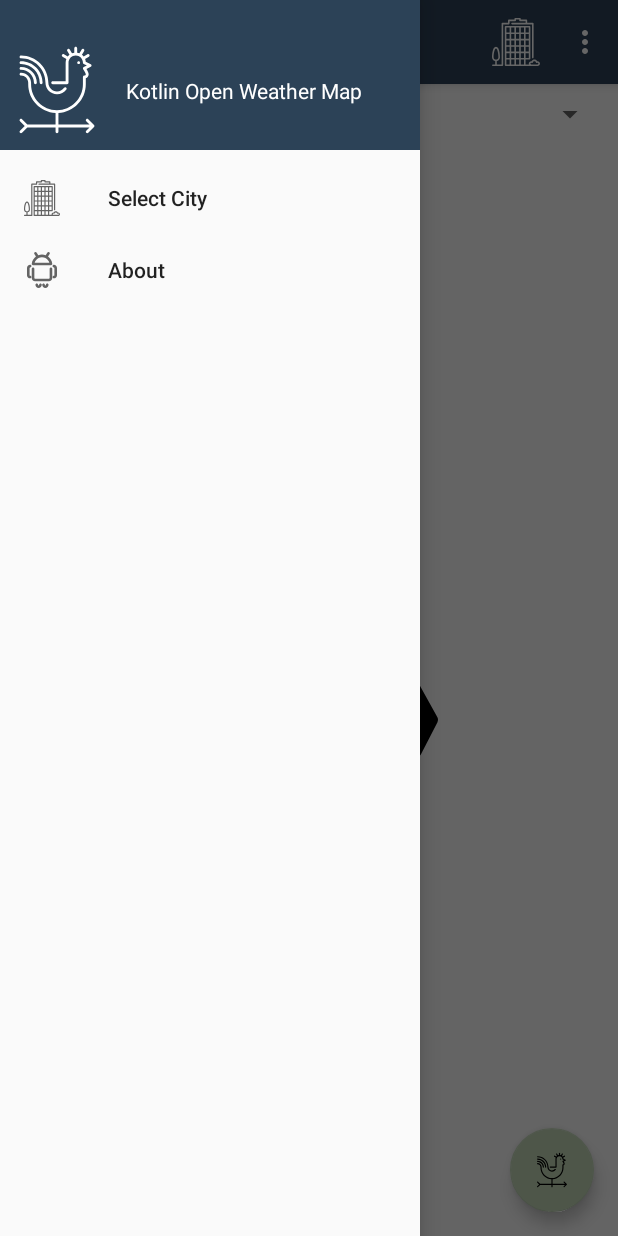
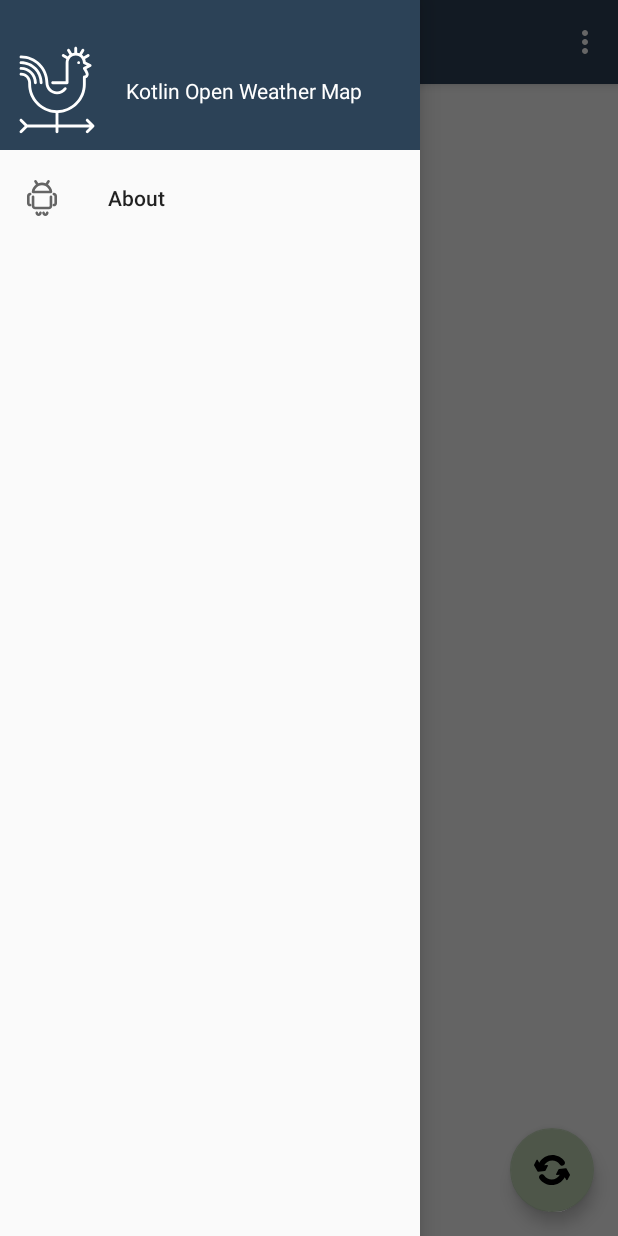
Before and after one commit to bronydell/kotlin-open-weather-map, an Android app: the screen it shows after launch (MainActivity), with the side drawer open, on a phone screen of 412 x 824 dp. Run offline under Robolectric (Android 15) with nearby library versions, the phone set to English and light mode, and no system bars; libraries missing offline, so code that uses them is left out: com.jakewharton.retrofit2, com.xwray.groupie; 4 statements that could not run were skipped.

Commit message:
Update API version, save last data and add city search

```diff
--- a/app/build.gradle
+++ b/app/build.gradle
@@ -5,11 +5,12 @@ apply plugin: 'kotlin-android'
 apply plugin: 'kotlin-android-extensions'
 
 android {
-    compileSdkVersion 29
+    buildToolsVersion "30.0.3"
+    compileSdkVersion 30
     defaultConfig {
         applicationId "com.danielvilha.kotlinopenweathermap"
         minSdkVersion 26
-        targetSdkVersion 29
+        targetSdkVersion 30
         versionCode 1
         versionName "1.0"
         testInstrumentationRunner "androidx.test.runner.AndroidJUnitRunner"
--- /dev/null
+++ b/app/src/main/java/com/danielvilha/kotlinopenweathermap/service/SaveService.kt
@@ -0,0 +1,46 @@
+package com.danielvilha.kotlinopenweathermap.service
+
+import android.app.Activity
+import android.content.Context
+import com.danielvilha.kotlinopenweathermap.objects.OpenWeather
+import com.google.gson.Gson
+import com.google.gson.JsonObject
+
+
+const val CITY_KEY = "saved_city"
+const val CITY_DATA_KEY = "saved_city_data"
+
+class SaveService {
+    fun getSavedCity(activity: Activity?, defaultValue: String): String? {
+        val sharedPref = activity?.getPreferences(Context.MODE_PRIVATE) ?: return defaultValue
+        return sharedPref.getString(CITY_KEY, defaultValue)
+    }
+
+    fun saveCity(activity: Activity?, cityValue: String): Boolean {
+        val sharedPref = activity?.getPreferences(Context.MODE_PRIVATE) ?: return false
+        with (sharedPref.edit()) {
+            putString(CITY_KEY, cityValue)
+            apply()
+            return true
+        }
+    }
+
+    fun getSavedCityData(activity: Activity?): OpenWeather? {
+        val sharedPref = activity?.getPreferences(Context.MODE_PRIVATE) ?: return null
+        val data = sharedPref.getString(CITY_DATA_KEY, null)
+        if (data != null) {
+            return Gson().fromJson(data, OpenWeather::class.java)
+        }
+
+        return null
+    }
+
+    fun saveCityData(activity: Activity?, data: OpenWeather): Boolean {
+        val sharedPref = activity?.getPreferences(Context.MODE_PRIVATE) ?: return false
+        with (sharedPref.edit()) {
+            putString(CITY_DATA_KEY, Gson().toJson(data))
+            apply()
+            return true
+        }
+    }
+}
--- a/app/src/main/java/com/danielvilha/kotlinopenweathermap/service/Service.kt
+++ b/app/src/main/java/com/danielvilha/kotlinopenweathermap/service/Service.kt
@@ -4,12 +4,15 @@ import com.danielvilha.kotlinopenweathermap.objects.OpenWeather
 import kotlinx.coroutines.Deferred
 import retrofit2.Response
 import retrofit2.http.GET
+import retrofit2.http.Path
+import retrofit2.http.Query
 
 /**
  * Created by danielvilha on 2019-08-19
  */
 interface Service {
 
-    @GET("forecast?q=Dublin,IE&APPID=1af9031b36210770055780c9e6c073f7")
-    fun getWeather(): Deferred<Response<OpenWeather>>
+    // TODO: Might be a good idea to separate APPID from the request
+    @GET("forecast?APPID=1af9031b36210770055780c9e6c073f7")
+    fun getWeather(@Query("q") cityName: String): Deferred<Response<OpenWeather>>
 }
--- a/app/src/main/res/layout/fragment_weather.xml
+++ b/app/src/main/res/layout/fragment_weather.xml
@@ -6,26 +6,16 @@
         android:layout_height="match_parent"
         tools:context=".WeatherFragment" >
 
-    <Spinner
-            android:id="@+id/spinner"
-            android:layout_width="match_parent"
-            android:layout_height="wrap_content"
-            android:layout_marginStart="8dp"
-            android:layout_marginTop="8dp"
-            android:layout_marginEnd="8dp"
-            app:layout_constraintEnd_toEndOf="parent"
-            app:layout_constraintStart_toStartOf="parent"
-            app:layout_constraintTop_toTopOf="parent" />
 
     <include
             android:id="@+id/weather"
             layout="@layout/weather_layout"
-            android:layout_width="0dp"
-            android:layout_height="0dp"
+            android:layout_width="match_parent"
+            android:layout_height="match_parent"
             app:layout_constraintBottom_toBottomOf="parent"
             app:layout_constraintEnd_toEndOf="parent"
             app:layout_constraintStart_toStartOf="parent"
-            app:layout_constraintTop_toBottomOf="@+id/spinner" />
+            app:layout_constraintTop_toBottomOf="parent" />
 
     <include
             android:id="@+id/loading"
@@ -35,12 +25,11 @@
             android:visibility="gone"
             app:layout_constraintBottom_toBottomOf="parent"
             app:layout_constraintEnd_toEndOf="parent"
-            app:layout_constraintStart_toStartOf="parent"
-            app:layout_constraintTop_toBottomOf="@+id/spinner" />
+            app:layout_constraintStart_toStartOf="parent" />
     <com.google.android.material.floatingactionbutton.FloatingActionButton
             android:layout_width="wrap_content"
             android:layout_height="wrap_content"
-            android:clickable="true" app:srcCompat="@drawable/ic_update"
+            android:clickable="true" app:srcCompat="@drawable/ic_refresh"
             android:id="@+id/floating" app:layout_constraintEnd_toEndOf="parent"
             app:layout_constraintBottom_toBottomOf="parent" android:layout_marginBottom="16dp"
             android:layout_marginEnd="16dp" app:backgroundTint="#C3D8B8"/>
--- a/app/src/main/res/menu/main_menu.xml
+++ b/app/src/main/res/menu/main_menu.xml
@@ -10,11 +10,5 @@
             android:title="@string/about"
             app:showAsAction="never" />
 
-    <item
-            android:id="@+id/nav_select_city"
-            android:icon="@drawable/ic_city"
-            android:title="@string/select_city"
-            app:showAsAction="ifRoom"></item>
-
 
 </menu>
--- a/app/src/main/res/navigation/mobile_navigation.xml
+++ b/app/src/main/res/navigation/mobile_navigation.xml
@@ -10,9 +10,4 @@
             android:name="com.danielvilha.kotlinopenweathermap.WeatherFragment"
             android:label="@string/app_name"
             tools:layout="@layout/fragment_weather" />
-    <fragment
-            android:id="@+id/nav_select_city"
-            android:name="com.danielvilha.kotlinopenweathermap.SelectCityFragment"
-            android:label="@string/select_city"
-            tools:layout="@layout/fragment_select_city" />
 </navigation>
--- a/app/src/main/res/values/strings.xml
+++ b/app/src/main/res/values/strings.xml
@@ -17,7 +17,7 @@
     <string name="about">About</string>
 
     <string name="about_this_app">About this app</string>
-    <string name="about_this_app_message">This app is under development.\n\nConstantly evolving application, OpenWeather was used to make the queries.\n\nTo know more: <a href="https://openweathermap.org">https://openweathermap.org</a></string>
+    <string name="about_this_app_message">This app was created by Evgeniy Bondarovich.\n\nOpenWeather was used to make the queries.\n\nTo know more: <a href="https://openweathermap.org">https://openweathermap.org</a></string>
 
     <!-- TODO: Remove or change this placeholder text -->
     <string name="hello_blank_fragment">Hello blank fragment</string>
--- a/build.gradle
+++ b/build.gradle
@@ -6,9 +6,9 @@ buildscript {
         jcenter()
     }
     dependencies {
-        classpath "com.android.tools.build:gradle:4.0.0"
+        classpath "com.android.tools.build:gradle:4.1.3"
         classpath "org.jetbrains.kotlin:kotlin-gradle-plugin:$kotlin_version"
-        classpath "com.google.gms:google-services:4.3.3"
+        classpath "com.google.gms:google-services:4.3.8"
     }
 }
 
--- a/gradle.properties
+++ b/gradle.properties
@@ -6,13 +6,13 @@
 # http://www.gradle.org/docs/current/userguide/build_environment.html
 # Specifies the JVM arguments used for the daemon process.
 # The setting is particularly useful for tweaking memory settings.
-org.gradle.jvmargs=-Xmx1536m
+org.gradle.jvmargs=-Xmx2048m -Dfile.encoding=UTF-8
 # When configured, Gradle will run in incubating parallel mode.
 # This option should only be used with decoupled projects. More details, visit
 # http://www.gradle.org/docs/current/userguide/multi_project_builds.html#sec:decoupled_projects
 # org.gradle.parallel=true
 # AndroidX package structure to make it clearer which packages are bundled with the
-# Android operating system, and which are packaged with your app's APK
+# Android operating system, and which are packaged with your app"s APK
 # https://developer.android.com/topic/libraries/support-library/androidx-rn
 android.useAndroidX=true
 # Automatically convert third-party libraries to use AndroidX
```
Also changed, not shown: app/src/main/java/com/danielvilha/kotlinopenweathermap/MainActivity.kt (+2 -8 lines), app/src/main/java/com/danielvilha/kotlinopenweathermap/SelectCityFragment.kt (deleted, +0 -34 lines), app/src/main/java/com/danielvilha/kotlinopenweathermap/WeatherFragment.kt (+55 -28 lines), app/src/main/java/com/danielvilha/kotlinopenweathermap/adapters/SelectCityAdapter.kt (deleted, +0 -24 lines), app/src/main/res/layout/fragment_select_city.xml (deleted, +0 -32 lines), app/src/main/res/layout/view_select_city_adapter.xml (deleted, +0 -62 lines), app/src/main/res/layout/weather_layout.xml (+9 -7 lines), gradle/wrapper/gradle-wrapper.properties, 2 other files.
